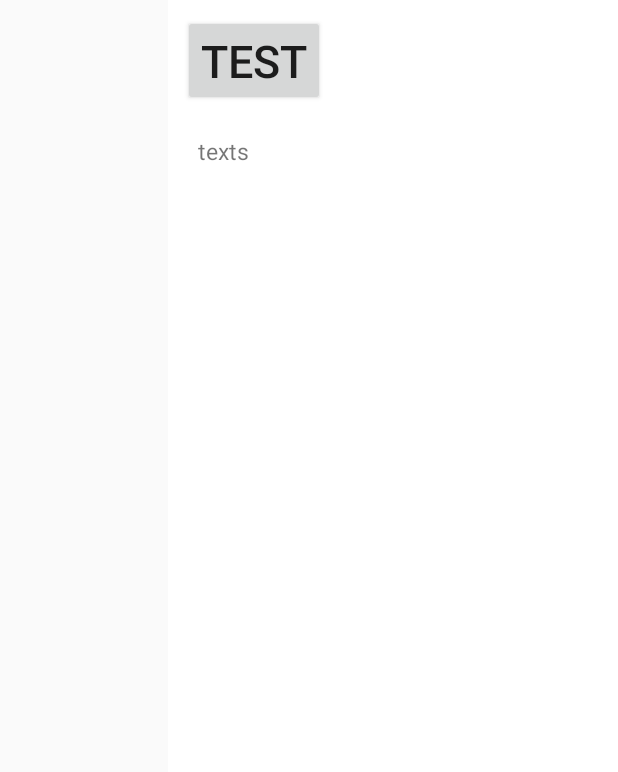
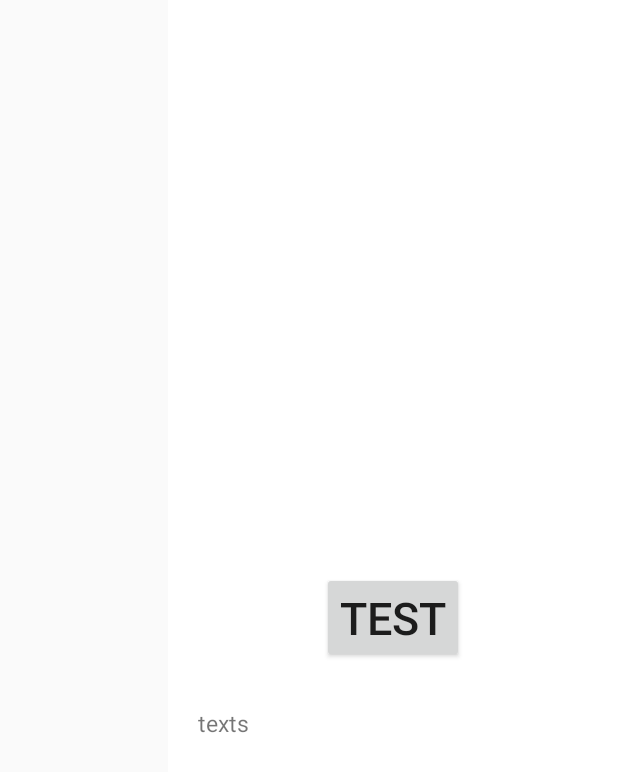
Before and after one commit to NayongLee/Visual-MIMO_Project, an Android app: the layout activity_main.xml on its own in the app's theme, with its tools: preview values and no code run, on a phone screen of 412 x 824 dp. Shown: the top 772 px of the screen. Run offline under Robolectric (Android 15) with nearby library versions, the phone set to English and light mode, and no system bars.

Commit message:
change button gravity

```diff
--- a/app/src/main/res/layout/activity_main.xml
+++ b/app/src/main/res/layout/activity_main.xml
@@ -25,7 +25,7 @@
             android:id="@+id/testButton"
             android:layout_width="wrap_content"
             android:layout_height="wrap_content"
-
+            android:layout_gravity="center_horizontal|center_vertical"
             android:layout_margin="10dp"
             android:textSize="30sp"
             android:text="test" />
@@ -34,9 +34,9 @@
             android:id="@+id/texts"
             android:layout_width="wrap_content"
             android:layout_height="wrap_content"
-            android:layout_gravity="start"
+            android:layout_gravity="start|center_vertical"
             android:layout_marginStart="20dp"
-            android:layout_marginTop="90dp"
+            android:layout_marginTop="70dp"
             android:textSize="15sp"
             android:text="texts" />
         <!--android:layout_gravity="center_horizontal"-->
```
